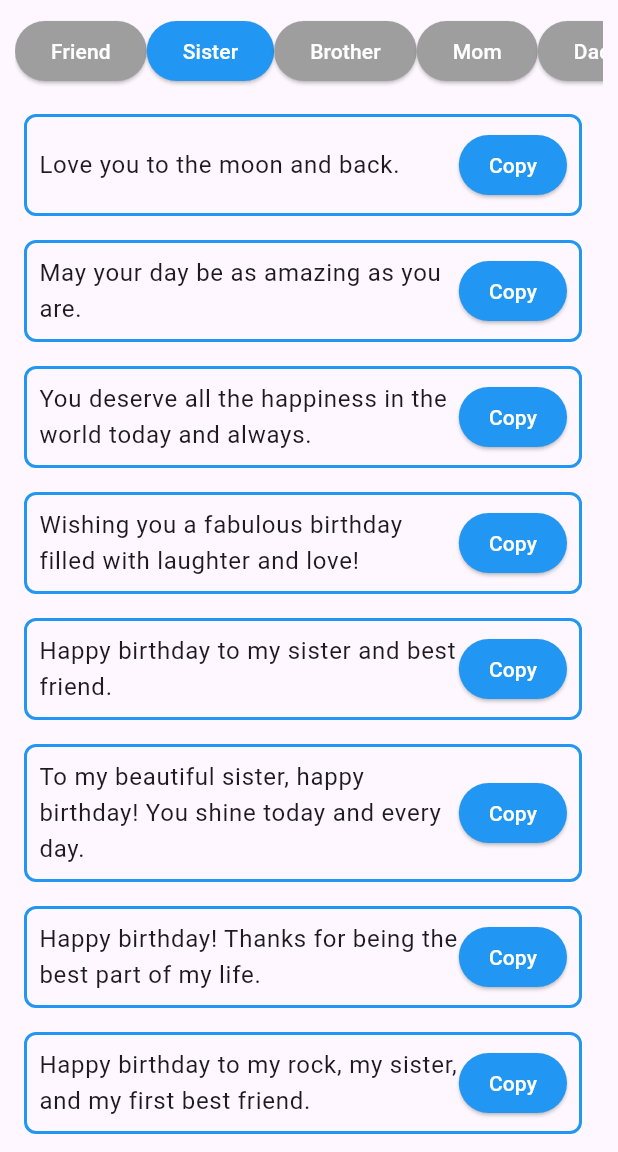
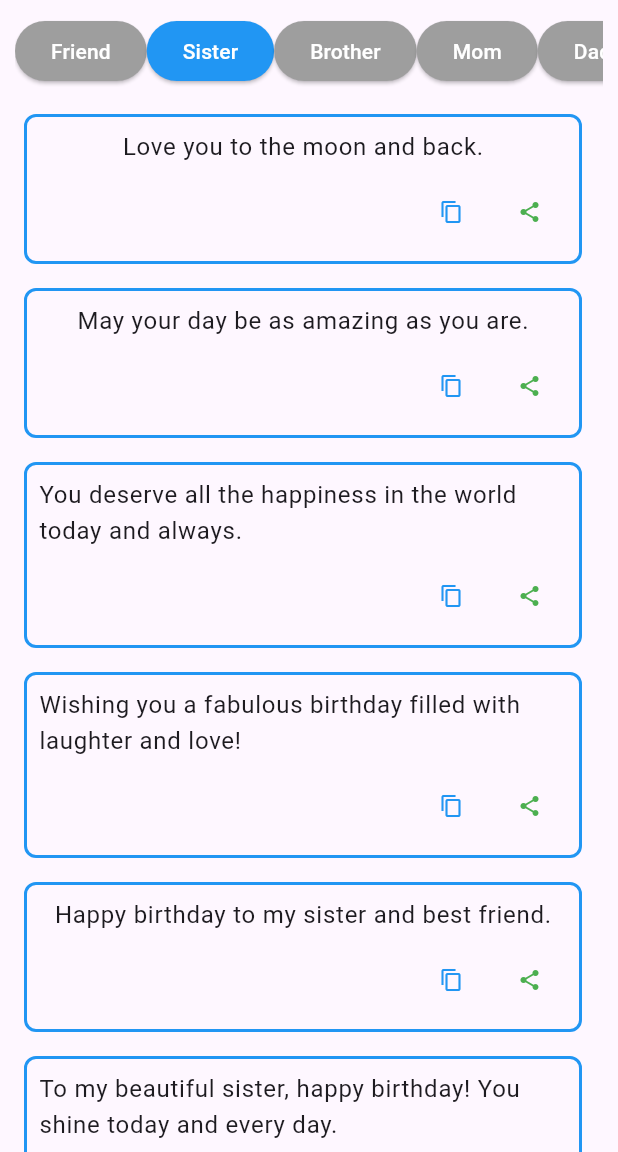
Before and after one commit to wigiart/birthday_wishes, a Flutter app: the screen it shows after launch, after a tap on "Sister", on a phone screen of 412 x 824 dp, the part 84-1236 px from its top. Run offline on Flutter 3.47's test engine with Material 3 defaults, Android fonts, the phone set to English and light mode, and no system bars; our stand-ins replace confetti.

Commit message:
copy and share(whatsapp) button

```diff
--- a/lib/main.dart
+++ b/lib/main.dart
@@ -3,6 +3,7 @@ import 'package:flutter/services.dart'; // Importing services for clipboard func
 import 'dart:math';
 import 'wishes.dart'; // Importing the wishes file
 import 'package:confetti/confetti.dart';
+import 'package:url_launcher/url_launcher.dart'; // Import the url_launcher package
 
 void main() {
   runApp(const BirthdayWishesApp());
@@ -122,23 +123,51 @@ class BirthdayWishesHomeState extends State<BirthdayWishesHome>
                         ),
                         padding: const EdgeInsets.all(
                             8), // Add padding for better spacing
-                        child: Row(
-                          mainAxisAlignment: MainAxisAlignment.spaceBetween,
+                        child: Column(
+                          mainAxisSize: MainAxisSize
+                              .min, // Allow the column to take minimum space
                           children: [
-                            Expanded(
-                              child: Text(wishes[selectedRelation]![index]),
-                            ),
-                            ElevatedButton(
-                              onPressed: () {
-                                copyWish(wishes[selectedRelation]![index]);
-                              },
-                              style: ElevatedButton.styleFrom(
-                                backgroundColor: Colors.blue,
-                                foregroundColor: Colors.white,
-                                padding: const EdgeInsets.symmetric(
-                                    horizontal: 20, vertical: 10),
-                              ),
-                              child: const Text('Copy'),
+                            Text(wishes[selectedRelation]![index]),
+                            const SizedBox(
+                                height:
+                                    8), // Add space between text and buttons
+                            Row(
+                              mainAxisAlignment: MainAxisAlignment
+                                  .end, // Align buttons to the right
+                              children: [
+                                IconButton(
+                                  icon: const Icon(Icons.copy),
+                                  color: Colors.blue,
+                                  iconSize: 16, // Smaller icon size
+                                  padding: const EdgeInsets.only(
+                                      right: 2,
+                                      bottom:
+                                          2), // Set right and bottom padding to 2px
+                                  onPressed: () {
+                                    copyWish(wishes[selectedRelation]![index]);
+                                  },
+                                ),
+                                const SizedBox(
+                                    width: 4), // Add space between buttons
+                                IconButton(
+                                  icon: const Icon(Icons.share),
+                                  color: Colors.green,
+                                  iconSize: 16, // Smaller icon size
+                                  padding: const EdgeInsets.only(
+                                      right: 2,
+                                      bottom:
+                                          2), // Set right and bottom padding to 2px
+                                  onPressed: () async {
+                                    final url =
+                                        'https://wa.me/?text=${Uri.encodeComponent(wishes[selectedRelation]![index])}';
+                                    if (await canLaunch(url)) {
+                                      await launch(url);
+                                    } else {
+                                      throw 'Could not launch $url';
+                                    }
+                                  },
+                                ),
+                              ],
                             ),
                           ],
                         ),
--- a/pubspec.yaml
+++ b/pubspec.yaml
@@ -12,8 +12,6 @@ publish_to: 'none' # Remove this line if you wish to publish to pub.dev
 # In Android, build-name is used as versionName while build-number used as versionCode.
 # Read more about Android versioning at https://developer.android.com/studio/publish/versioning
 # In iOS, build-name is used as CFBundleShortVersionString while build-number is used as CFBundleVersion.
-# Read more about iOS versioning at
-# https://developer.apple.com/library/archive/documentation/General/Reference/InfoPlistKeyReference/Articles/CoreFoundationKeys.html
 # In Windows, build-name is used as the major, minor, and patch parts
 # of the product and file versions while build-number is used as the build suffix.
 version: 1.0.0+1
@@ -36,6 +34,7 @@ dependencies:
   # Use with the CupertinoIcons class for iOS style icons.
   cupertino_icons: ^1.0.8
   confetti: ^0.8.0
+  url_launcher: ^6.0.20 # Added url_launcher dependency
 
 dev_dependencies:
   flutter_test:
```
Also changed, not shown: pubspec.lock, 5 other files.
